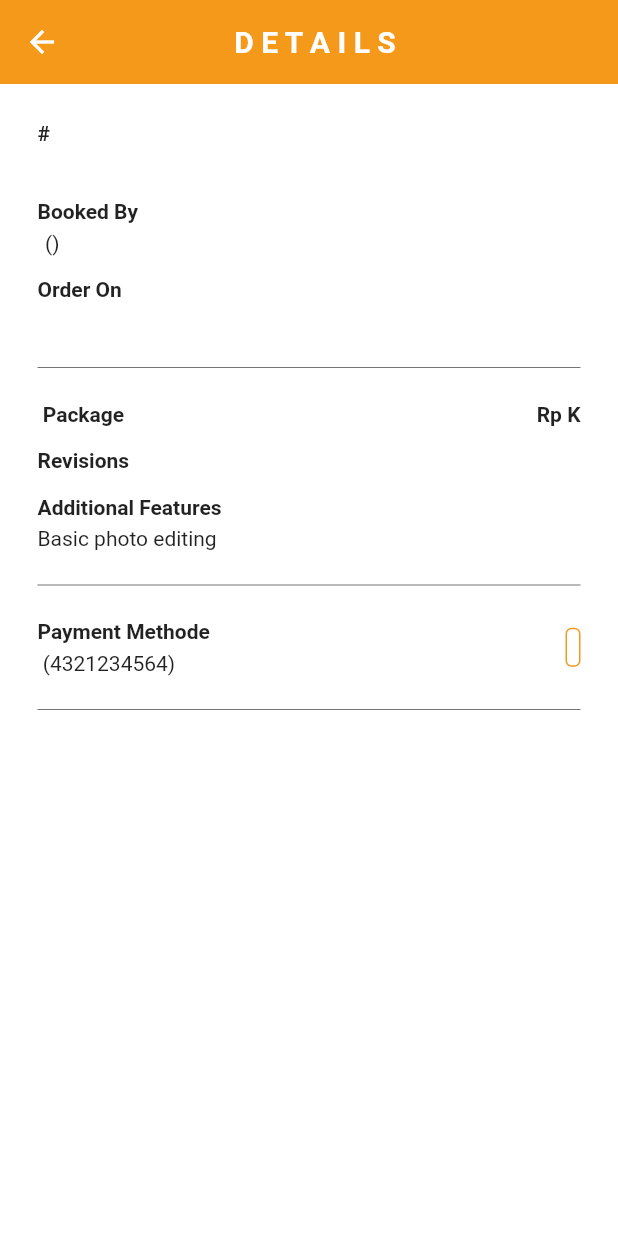
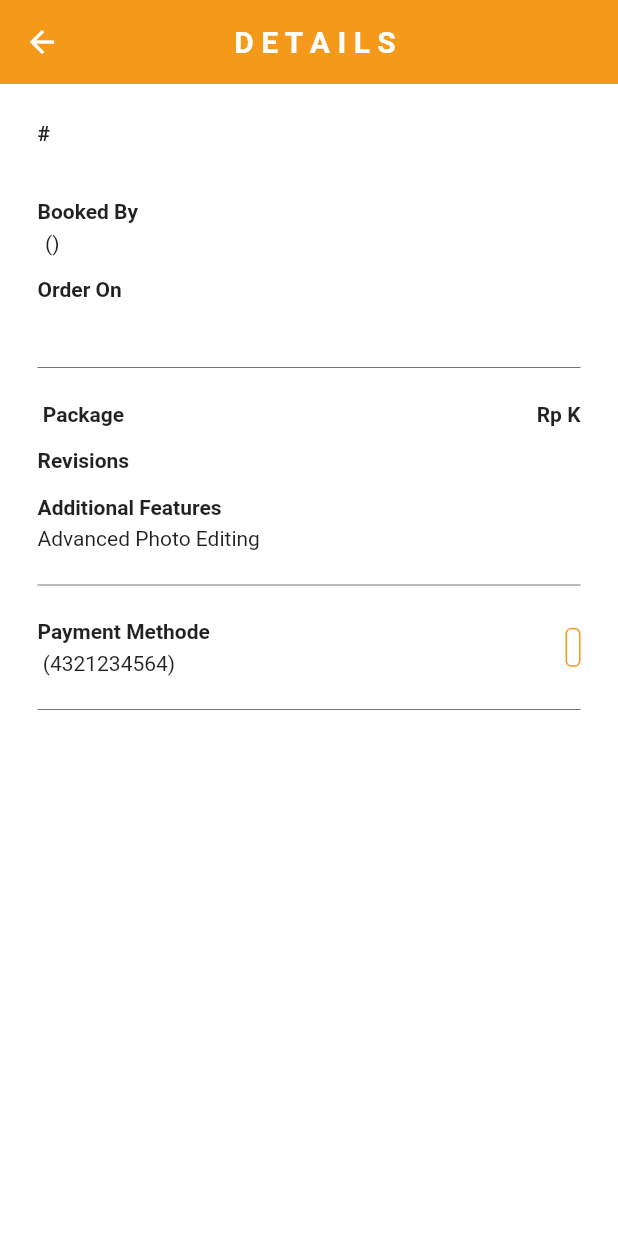
Before and after one commit to rumahrudi/pbl_snapc, a Flutter app: the OrderDetails screen opened directly with empty values, on a phone screen of 412 x 824 dp. Run offline on Flutter 3.47's test engine with Material 2 defaults, Android fonts, the phone set to English and light mode, and no system bars; our stand-ins replace cloud_firestore, firebase_auth, firebase_core, firebase_storage, google_fonts, google_nav_bar and 1 more; accounts and stored records are empty.

Commit message:
update daily
update order details page

```diff
--- a/snapc/lib/database/firestore.dart
+++ b/snapc/lib/database/firestore.dart
@@ -1,6 +1,10 @@
 import 'package:cloud_firestore/cloud_firestore.dart';
 
 class FirestoreService {
+  // * get collection of user
+  final CollectionReference users =
+      FirebaseFirestore.instance.collection('Users');
+
   // * get collection of packages
   final CollectionReference packages =
       FirebaseFirestore.instance.collection('Packages');
@@ -74,6 +78,13 @@ class FirestoreService {
 
   // ? READ
 
+  // * read users
+  Stream<QuerySnapshot> getUsersStream() {
+    final usersStream = users.where('role', isEqualTo: 'user').snapshots();
+
+    return usersStream;
+  }
+
   // * read packages
   Stream<QuerySnapshot> getPackagesStream() {
     final packagesStream = packages.orderBy(FieldPath.documentId).snapshots();
--- a/snapc/lib/pages/order_detail_page.dart
+++ b/snapc/lib/pages/order_detail_page.dart
@@ -73,6 +73,18 @@ class _OrderDetailsState extends State<OrderDetails> {
       return ' (4321234465)';
     } else {
       return ' (4321234564)';
+    }
+  }
+
+  // * get add features
+
+  String _getAddFeature() {
+    if (widget.typePackage.toLowerCase() == 'basic') {
+      return 'Not Available';
+    } else if (widget.typePackage.toLowerCase() == 'standart') {
+      return 'Basic Photo Editing';
+    } else {
+      return 'Advanced Photo Editing';
     }
   }
 
@@ -390,8 +402,8 @@ class _OrderDetailsState extends State<OrderDetails> {
                     const SizedBox(
                       height: 5,
                     ),
-                    const Text(
-                      'Basic photo editing',
+                    Text(
+                      _getAddFeature(),
                     ),
                     Padding(
                       padding: const EdgeInsets.symmetric(
@@ -515,13 +527,7 @@ class _OrderDetailsState extends State<OrderDetails> {
                         color: Colors.green),
 
                     MyTileButton(
-                        onTap: () {},
-                        isVisible: shouldShowButton(
-                            ['payment', 'editing', 'finish', 'photo session']),
-                        icon: Icons.support_agent,
-                        title: 'Need Support ?',
-                        subtitle: 'Chat with Us',
-                        onPressed: () {
+                        onTap: () {
                           Navigator.push(
                             context,
                             MaterialPageRoute(
@@ -529,6 +535,12 @@ class _OrderDetailsState extends State<OrderDetails> {
                             ),
                           );
                         },
+                        isVisible: shouldShowButton(
+                            ['payment', 'editing', 'finish', 'photo session']),
+                        icon: Icons.support_agent,
+                        title: 'Need Support ?',
+                        subtitle: 'Chat with Us',
+                        onPressed: () {},
                         textButton: 'Chat',
                         colorTile: Colors.red[100],
                         color: Colors.red),
--- a/snapc/lib/pages/page_details.dart
+++ b/snapc/lib/pages/page_details.dart
@@ -121,8 +121,6 @@ class _PageDetailsState extends State<PageDetails> {
               padding: const EdgeInsets.all(25),
               child: Column(
                 children: [
-                  // * price
-
                   // * button
                   MyButton(
                     isVisible: true,
--- a/snapc/lib/pages/profile_page.dart
+++ b/snapc/lib/pages/profile_page.dart
@@ -4,7 +4,6 @@ import 'package:flutter/material.dart';
 import 'package:snapc/components/my_app_bar.dart';
 import 'package:snapc/components/text_box.dart';
 import 'package:snapc/theme/colors.dart';
-// import 'package:snapc/theme/colors.dart';
 
 class ProfilePage extends StatefulWidget {
   const ProfilePage({super.key});
```
Also changed, not shown: snapc/lib/admin_pages/admin_dashboard.dart (+8 -7 lines), snapc/lib/admin_pages/image.dart (+13 -9 lines), snapc/lib/admin_pages/user_list_page.dart (added, +15 -0 lines), snapc/lib/components/admin_card.dart (+4 -3 lines).
